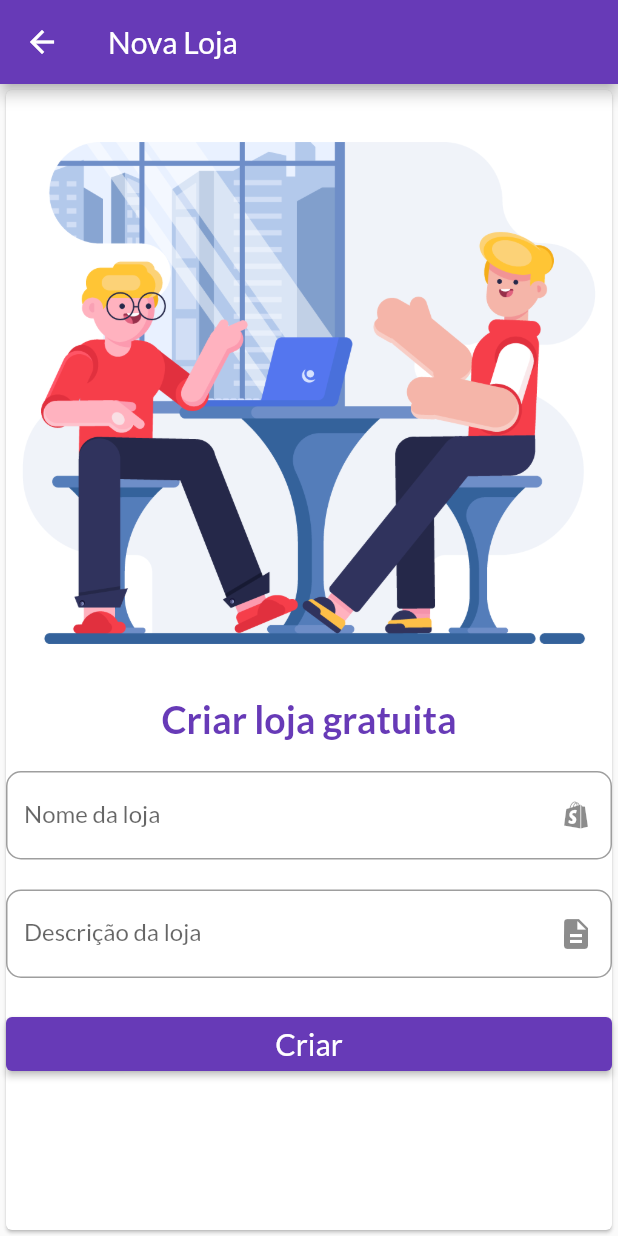
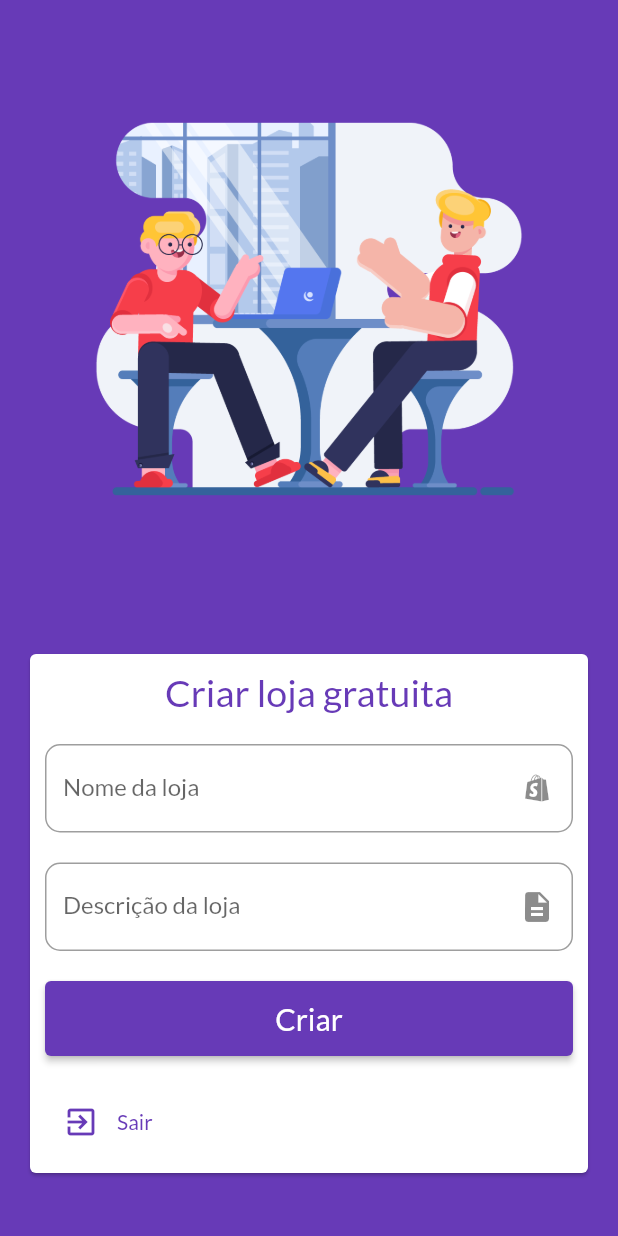
Before and after one commit to mechztcc/flutter-food-owner, a Flutter app: the CreateStorePage screen opened by its route, on a phone screen of 412 x 824 dp. Run offline on Flutter 3.47's test engine with Material 2 defaults, Android fonts, the phone set to English and light mode, and no system bars; our stand-ins replace badges, dio, flutter_mobx, flutter_modular, google_fonts, hive and 4 more; missing offline and left inert: validatorless; accounts and stored records are empty; generated files the repository leaves out were written again.

Commit message:
fix: changes in layout when try to create / login user

```diff
--- a/lib/app/modules/home/components/form_create_store.dart
+++ b/lib/app/modules/home/components/form_create_store.dart
@@ -40,11 +40,25 @@ class _FormCreateStoreState extends State<FormCreateStore> {
 
   @override
   Widget build(BuildContext context) {
-    return Form(
+    return Card(
+      margin: const EdgeInsets.symmetric(horizontal: 20, vertical: 30),
+      child: Form(
         key: _formKey,
         autovalidateMode: AutovalidateMode.onUserInteraction,
+        child: Padding(
+          padding: const EdgeInsets.all(10.0),
           child: Column(
             children: [
+              Text(
+                'Criar loja gratuita',
+                style: TextStyle(
+                  fontSize: 25,
+                  color: Theme.of(context).primaryColor,
+                ),
+              ),
+              const SizedBox(
+                height: 20,
+              ),
               TextFormField(
                 controller: _nameEC,
                 validator: Validatorless.multiple([
@@ -81,6 +95,7 @@ class _FormCreateStoreState extends State<FormCreateStore> {
               ),
               SizedBox(
                 width: double.infinity,
+                height: 50,
                 child: ElevatedButton(
                   onPressed: () {
                     _validateForm();
@@ -93,8 +108,34 @@ class _FormCreateStoreState extends State<FormCreateStore> {
                     ),
                   ),
                 ),
+              ),
+              const SizedBox(
+                height: 20,
+              ),
+              SizedBox(
+                child: Row(
+                  children: [
+                    IconButton(
+                      onPressed: () {
+                        _controller.logout();
+                      },
+                      icon: Icon(
+                        Icons.exit_to_app,
+                        color: Theme.of(context).primaryColor,
+                      ),
+                    ),
+                    Text(
+                      'Sair',
+                      style: TextStyle(
+                        color: Theme.of(context).primaryColor,
+                      ),
                     )
                   ],
+                ),
+              )
+            ],
+          ),
+        ),
       ),
     );
   }
--- a/lib/app/modules/home/pages/create_store_page.dart
+++ b/lib/app/modules/home/pages/create_store_page.dart
@@ -11,20 +11,18 @@ class CreateStorePage extends StatelessWidget {
   @override
   Widget build(BuildContext context) {
     return Scaffold(
+      backgroundColor: Theme.of(context).primaryColor,
       appBar: AppBar(
-        title: const Text(
-          'Nova Loja',
-          style: TextStyle(
-            fontSize: 20,
-            color: Colors.white,
-          ),
-        ),
+        elevation: 0,
+        automaticallyImplyLeading: false,
       ),
       body: Center(
-        child: Card(
         child: Column(
           children: [
-              Image.asset('assets/images/two_boys.png'),
+            Image.asset(
+              'assets/images/two_boys.png',
+              height: 300,
+            ),
             Text(
               'Criar loja gratuita',
               style: TextStyle(
@@ -40,7 +38,6 @@ class CreateStorePage extends StatelessWidget {
           ],
         ),
       ),
-      ),
     );
   }
 }
```
Also changed, not shown: lib/app/modules/user/components/create_account_form_widget.dart (+16 -2 lines), lib/app/modules/user/components/login_form_widget.dart (+16 -4 lines). Lines whose indentation alone changed are shown as unchanged.
